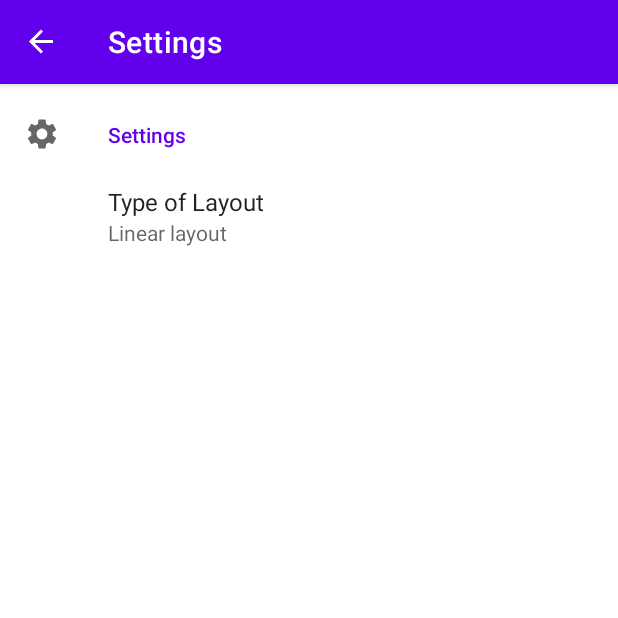
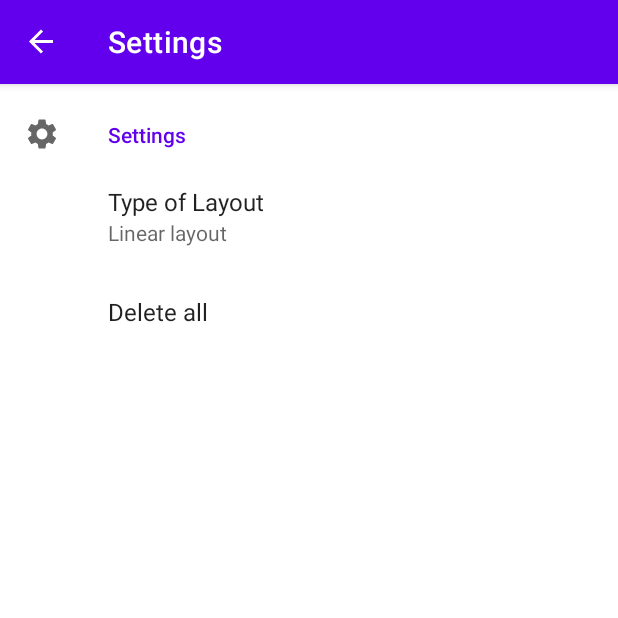
Before and after one commit to simakover/To-Do-app, an Android app: the SettingsFragment screen opened through its navigation route, on a phone screen of 412 x 824 dp, the top half of it. Run offline under Robolectric (Android 15) with nearby library versions, the phone set to English and light mode, and no system bars; our stand-ins replace Room's generated code, androidx.preference, navigation-ui; libraries missing offline, so code that uses them is left out: jp.wasabeef.recyclerview; 2 statements that could not run were skipped.

Commit message:
Add sorting button, move delete all to settings

```diff
--- a/app/src/main/java/com/sedavnyh/todo/fragments/SharedViewModel.kt
+++ b/app/src/main/java/com/sedavnyh/todo/fragments/SharedViewModel.kt
@@ -62,4 +62,5 @@ class SharedViewModel(application: Application): AndroidViewModel(application) {
             Priority.LOW -> 2
         }
     }
+
 }
--- a/app/src/main/java/com/sedavnyh/todo/fragments/list/ListFragment.kt
+++ b/app/src/main/java/com/sedavnyh/todo/fragments/list/ListFragment.kt
@@ -126,7 +126,6 @@ class ListFragment : Fragment(), SearchView.OnQueryTextListener {
     // Delete data from menu button
     override fun onOptionsItemSelected(item: MenuItem): Boolean {
         when (item.itemId) {
-            R.id.menu_delete_all -> confirmDeleteAll()
             R.id.menu_priority_high -> mToDoViewModel.sortByHighPriority.observe(
                 viewLifecycleOwner,
                 Observer {
@@ -154,20 +153,6 @@ class ListFragment : Fragment(), SearchView.OnQueryTextListener {
         val searchView = search.actionView as? SearchView
         searchView?.isSubmitButtonEnabled = true
         searchView?.setOnQueryTextListener(this)
-    }
-
-    // Confirmation alert on deletion
-    private fun confirmDeleteAll() {
-        val builder = AlertDialog.Builder(requireContext())
-        builder.setPositiveButton("Yes") { _, _ ->
-            mToDoViewModel.deleteAllData()
-            Toast.makeText(requireContext(), "All items successfully removed", Toast.LENGTH_SHORT)
-                .show()
-        }
-        builder.setNegativeButton("No") { _, _ -> }
-        builder.setTitle("Delete all items?")
-        builder.setMessage("Are you sure you want to remove all items?")
-        builder.create().show()
     }
 
     //Destroy view
--- a/app/src/main/java/com/sedavnyh/todo/fragments/settings/SettingsFragment.kt
+++ b/app/src/main/java/com/sedavnyh/todo/fragments/settings/SettingsFragment.kt
@@ -1,12 +1,42 @@
 package com.sedavnyh.todo.fragments.settings
 
+import android.app.AlertDialog
 import android.os.Bundle
+import android.widget.Toast
+import androidx.fragment.app.viewModels
+import androidx.navigation.fragment.findNavController
+import androidx.preference.Preference
 import androidx.preference.PreferenceFragmentCompat
 import com.sedavnyh.todo.R
+import com.sedavnyh.todo.data.viewmodel.ToDoViewModel
 
 class SettingsFragment : PreferenceFragmentCompat() {
 
+    private val mToDoViewModel: ToDoViewModel by viewModels()
+
     override fun onCreatePreferences(savedInstanceState: Bundle?, rootKey: String?) {
         setPreferencesFromResource(R.xml.root_preferences, rootKey)
+
+        val preference = findPreference<Preference>("delete_all")
+        preference?.setOnPreferenceClickListener {
+            confirmDeleteAll()
+        }
+    }
+
+    // Confirmation alert on deletion
+    private fun confirmDeleteAll(): Boolean {
+        val builder = AlertDialog.Builder(requireContext())
+        builder.setPositiveButton("Yes") { _, _ ->
+            mToDoViewModel.deleteAllData()
+            Toast.makeText(requireContext(), "All items successfully removed", Toast.LENGTH_SHORT)
+                .show()
+            findNavController().navigate(R.id.action_settingsFragment_to_listFragment)
+        }
+        builder.setNegativeButton("No") { _, _ -> }
+        builder.setTitle("Delete all items?")
+        builder.setMessage("Are you sure you want to remove all items?")
+        builder.create().show()
+
+        return true
     }
 }
--- /dev/null
+++ b/app/src/main/res/drawable/ic_sort.xml
@@ -0,0 +1,10 @@
+<vector xmlns:android="http://schemas.android.com/apk/res/android"
+    android:width="24dp"
+    android:height="24dp"
+    android:viewportWidth="24"
+    android:viewportHeight="24"
+    android:tint="?attr/colorControlNormal">
+  <path
+      android:fillColor="@android:color/white"
+      android:pathData="M10,18h4v-2h-4v2zM3,6v2h18L21,6L3,6zM6,13h12v-2L6,11v2z"/>
+</vector>
--- a/app/src/main/res/menu/list_fragment_menu.xml
+++ b/app/src/main/res/menu/list_fragment_menu.xml
@@ -12,7 +12,10 @@
     <group android:checkableBehavior="none">
         <item
             android:id="@+id/sort_by"
-            android:title="@string/sort_by">
+            android:title="@string/sort_by"
+            app:showAsAction="ifRoom"
+            android:icon="@drawable/ic_sort"
+            android:iconTint="@color/white">
             <menu>
                 <item
                     android:id="@+id/menu_priority_high"
@@ -28,14 +31,11 @@
     </group>
 
     <item
-        android:id="@+id/menu_delete_all"
-        android:title="@string/delete_all"
-        app:showAsAction="never"
-        />
-    <item
         android:id="@+id/menu_settings"
         android:title="@string/settings"
-        app:showAsAction="never"
+        app:showAsAction="ifRoom"
+        android:icon="@drawable/ic_settings"
+        android:iconTint="@color/white"
         />
 
 </menu>
--- a/app/src/main/res/xml/root_preferences.xml
+++ b/app/src/main/res/xml/root_preferences.xml
@@ -11,6 +11,9 @@
             app:title="@string/layout_label"
             app:useSimpleSummaryProvider="true" />
 
+        <Preference
+            app:title="@string/delete_all"
+            app:key="delete_all"/>
     </PreferenceCategory>
 
 </PreferenceScreen>
```
